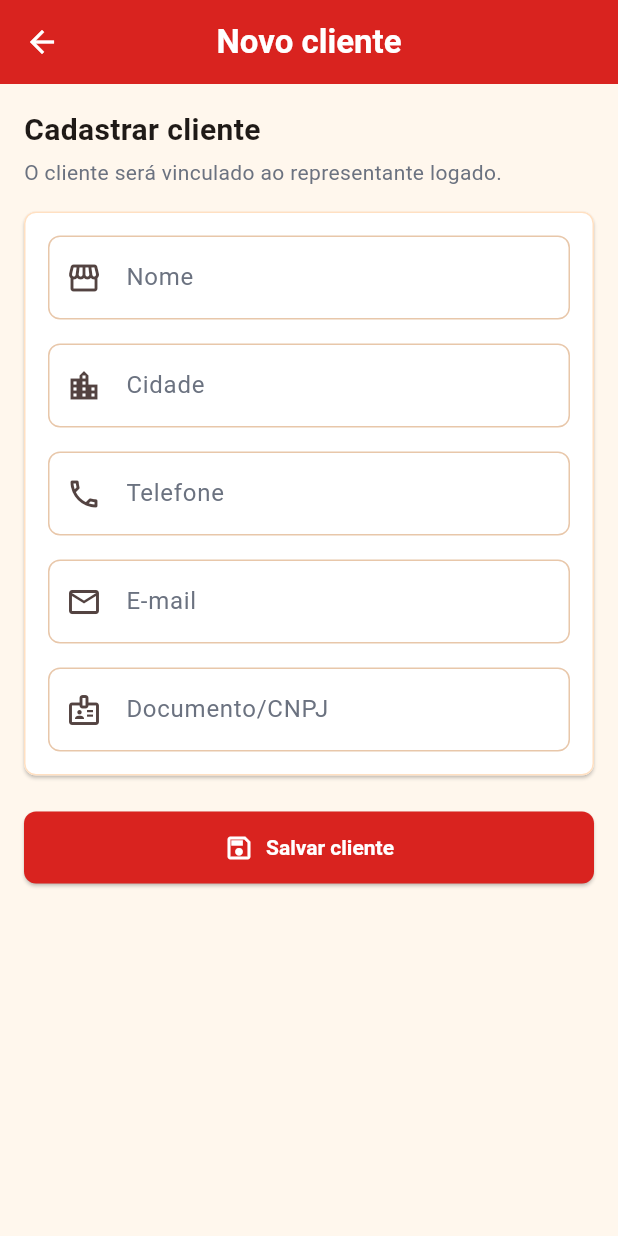
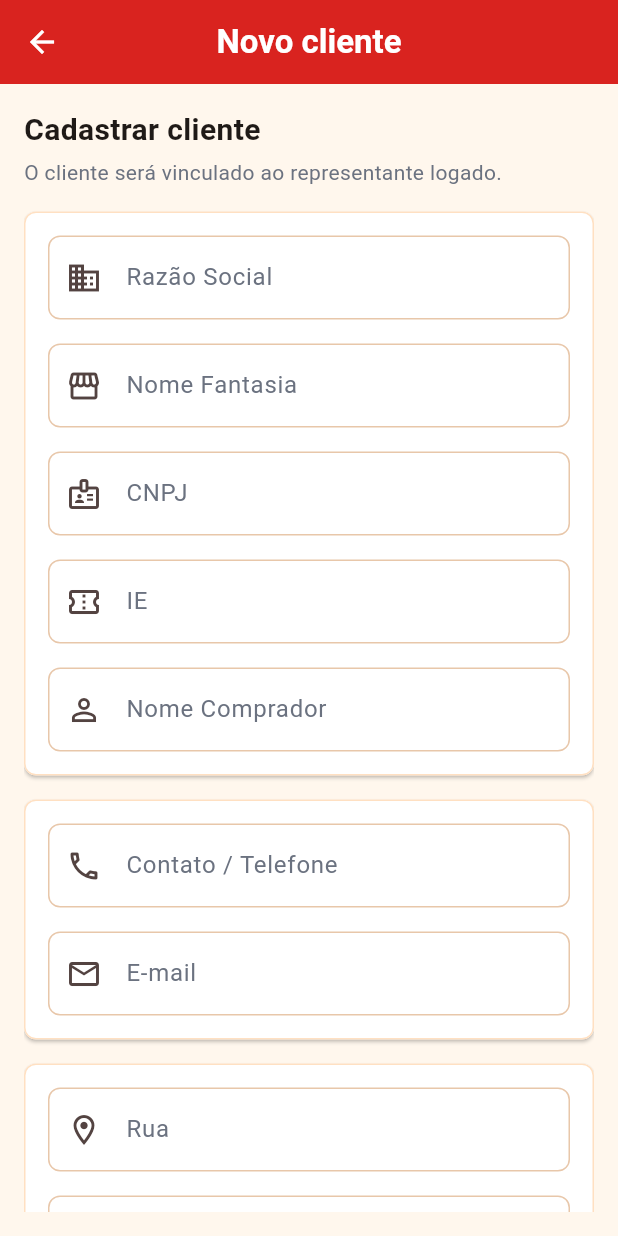
Before and after one commit to KaueMagnus/biscoitos-kaue-mobile, a Flutter app: the NovoClienteScreen screen opened directly, on a phone screen of 412 x 824 dp. Run offline on Flutter 3.47's test engine with Material 3 defaults, Android fonts, the phone set to English and light mode, and no system bars; our stand-ins replace dio, shared_preferences; accounts and stored records are empty.

Commit message:
feat: update client registration fields

```diff
--- a/lib/models/cliente.dart
+++ b/lib/models/cliente.dart
@@ -5,6 +5,17 @@ class Cliente {
   final String? telefone;
   final String? email;
   final String? documento;
+
+  final String? razaoSocial;
+  final String? nomeFantasia;
+  final String? cnpj;
+  final String? inscricaoEstadual;
+  final String? nomeComprador;
+  final String? rua;
+  final String? bairro;
+  final String? estado;
+  final String? cep;
+
   final bool ativo;
 
   Cliente({
@@ -14,18 +25,40 @@ class Cliente {
     this.telefone,
     this.email,
     this.documento,
+    this.razaoSocial,
+    this.nomeFantasia,
+    this.cnpj,
+    this.inscricaoEstadual,
+    this.nomeComprador,
+    this.rua,
+    this.bairro,
+    this.estado,
+    this.cep,
     required this.ativo,
   });
 
   factory Cliente.fromJson(Map<String, dynamic> json) {
     return Cliente(
-      id: json['id'],
-      nome: json['nome'],
-      cidade: json['cidade'],
+      id: (json['id'] as num).toInt(),
+      nome:
+      json['nome'] ??
+          json['nomeFantasia'] ??
+          json['razaoSocial'] ??
+          'Cliente sem nome',
+      cidade: json['cidade'] ?? '',
       telefone: json['telefone'],
       email: json['email'],
       documento: json['documento'],
-      ativo: json['ativo'],
+      razaoSocial: json['razaoSocial'],
+      nomeFantasia: json['nomeFantasia'],
+      cnpj: json['cnpj'],
+      inscricaoEstadual: json['inscricaoEstadual'],
+      nomeComprador: json['nomeComprador'],
+      rua: json['rua'],
+      bairro: json['bairro'],
+      estado: json['estado'],
+      cep: json['cep'],
+      ativo: json['ativo'] ?? true,
     );
   }
 }
--- a/lib/models/cliente_request.dart
+++ b/lib/models/cliente_request.dart
@@ -1,16 +1,35 @@
 class ClienteRequest {
-  final String nome;
-  final String cidade;
+  final String? nome;
+  final String? cidade;
   final String? telefone;
   final String? email;
   final String? documento;
 
+  final String? razaoSocial;
+  final String? nomeFantasia;
+  final String? cnpj;
+  final String? inscricaoEstadual;
+  final String? nomeComprador;
+  final String? rua;
+  final String? bairro;
+  final String? estado;
+  final String? cep;
+
   ClienteRequest({
-    required this.nome,
-    required this.cidade,
+    this.nome,
+    this.cidade,
     this.telefone,
     this.email,
     this.documento,
+    this.razaoSocial,
+    this.nomeFantasia,
+    this.cnpj,
+    this.inscricaoEstadual,
+    this.nomeComprador,
+    this.rua,
+    this.bairro,
+    this.estado,
+    this.cep,
   });
 
   Map<String, dynamic> toJson() {
@@ -20,6 +39,15 @@ class ClienteRequest {
       'telefone': telefone,
       'email': email,
       'documento': documento,
+      'razaoSocial': razaoSocial,
+      'nomeFantasia': nomeFantasia,
+      'cnpj': cnpj,
+      'inscricaoEstadual': inscricaoEstadual,
+      'nomeComprador': nomeComprador,
+      'rua': rua,
+      'bairro': bairro,
+      'estado': estado,
+      'cep': cep,
     };
   }
 }
--- a/lib/screens/clientes/novo_cliente_screen.dart
+++ b/lib/screens/clientes/novo_cliente_screen.dart
@@ -1,4 +1,5 @@
 import 'package:flutter/material.dart';
+import 'package:flutter/services.dart';
 import 'package:provider/provider.dart';
 
 import '../../providers/cliente_provider.dart';
@@ -16,25 +17,68 @@ class NovoClienteScreen extends StatefulWidget {
 
 class _NovoClienteScreenState extends State<NovoClienteScreen> {
   final _formKey = GlobalKey<FormState>();
-  final _nomeController = TextEditingController();
-  final _cidadeController = TextEditingController();
+
+  final _razaoSocialController = TextEditingController();
+  final _nomeFantasiaController = TextEditingController();
+  final _cnpjController = TextEditingController();
+  final _inscricaoEstadualController = TextEditingController();
+  final _nomeCompradorController = TextEditingController();
+
   final _telefoneController = TextEditingController();
   final _emailController = TextEditingController();
-  final _documentoController = TextEditingController();
+
+  final _ruaController = TextEditingController();
+  final _bairroController = TextEditingController();
+  final _cidadeController = TextEditingController();
+  final _estadoController = TextEditingController();
+  final _cepController = TextEditingController();
 
   @override
   void dispose() {
-    _nomeController.dispose();
-    _cidadeController.dispose();
+    _razaoSocialController.dispose();
+    _nomeFantasiaController.dispose();
+    _cnpjController.dispose();
+    _inscricaoEstadualController.dispose();
+    _nomeCompradorController.dispose();
     _telefoneController.dispose();
     _emailController.dispose();
-    _documentoController.dispose();
+    _ruaController.dispose();
+    _bairroController.dispose();
+    _cidadeController.dispose();
+    _estadoController.dispose();
+    _cepController.dispose();
     super.dispose();
   }
 
   String? _validarObrigatorio(String? valor, String campo) {
     if (valor == null || valor.trim().isEmpty) {
       return '$campo é obrigatório.';
+    }
+
+    return null;
+  }
+
+  String? _validarEstado(String? valor) {
+    if (valor == null || valor.trim().isEmpty) {
+      return 'Estado é obrigatório.';
+    }
+
+    if (valor.trim().length != 2) {
+      return 'Use a sigla do estado. Ex: SC';
+    }
+
+    return null;
+  }
+
+  String? _validarEmailOpcional(String? valor) {
+    final texto = valor?.trim() ?? '';
+
+    if (texto.isEmpty) {
+      return null;
+    }
+
+    if (!texto.contains('@') || !texto.contains('.')) {
+      return 'Informe um e-mail válido.';
     }
 
     return null;
@@ -52,17 +96,26 @@ class _NovoClienteScreenState extends State<NovoClienteScreen> {
 
   Future<void> _salvarCliente() async {
     final formValido = _formKey.currentState?.validate() ?? false;
+
     if (!formValido) {
       return;
     }
 
     final clienteProvider = context.read<ClienteProvider>();
+
     final sucesso = await clienteProvider.cadastrarCliente(
-      nome: _nomeController.text.trim(),
+      razaoSocial: _razaoSocialController.text.trim(),
+      nomeFantasia: _nomeFantasiaController.text.trim(),
+      cnpj: _cnpjController.text.trim(),
+      inscricaoEstadual: _textoOpcional(_inscricaoEstadualController.text),
+      nomeComprador: _textoOpcional(_nomeCompradorController.text),
+      telefone: _telefoneController.text.trim(),
+      email: _textoOpcional(_emailController.text),
+      rua: _textoOpcional(_ruaController.text),
+      bairro: _textoOpcional(_bairroController.text),
       cidade: _cidadeController.text.trim(),
-      telefone: _textoOpcional(_telefoneController.text),
-      email: _textoOpcional(_emailController.text),
-      documento: _textoOpcional(_documentoController.text),
+      estado: _estadoController.text.trim().toUpperCase(),
+      cep: _textoOpcional(_cepController.text),
     );
 
     if (!mounted) return;
@@ -95,35 +148,78 @@ class _NovoClienteScreenState extends State<NovoClienteScreen> {
                 subtitle: 'O cliente será vinculado ao representante logado.',
               ),
               const SizedBox(height: 16),
+
               AppCard(
                 child: Column(
                   children: [
                     TextFormField(
-                      controller: _nomeController,
+                      controller: _razaoSocialController,
                       decoration: const InputDecoration(
-                        labelText: 'Nome',
-                        prefixIcon: Icon(Icons.storefront_outlined),
+                        labelText: 'Razão Social',
+                        prefixIcon: Icon(Icons.business_outlined),
                       ),
-                      validator: (valor) => _validarObrigatorio(valor, 'Nome'),
+                      textCapitalization: TextCapitalization.words,
+                      validator: (valor) =>
+                          _validarObrigatorio(valor, 'Razão Social'),
                     ),
                     const SizedBox(height: 16),
                     TextFormField(
-                      controller: _cidadeController,
+                      controller: _nomeFantasiaController,
                       decoration: const InputDecoration(
-                        labelText: 'Cidade',
-                        prefixIcon: Icon(Icons.location_city_outlined),
+                        labelText: 'Nome Fantasia',
+                        prefixIcon: Icon(Icons.storefront_outlined),
                       ),
+                      textCapitalization: TextCapitalization.words,
                       validator: (valor) =>
-                          _validarObrigatorio(valor, 'Cidade'),
+                          _validarObrigatorio(valor, 'Nome Fantasia'),
                     ),
                     const SizedBox(height: 16),
                     TextFormField(
+                      controller: _cnpjController,
+                      decoration: const InputDecoration(
+                        labelText: 'CNPJ',
+                        prefixIcon: Icon(Icons.badge_outlined),
+                      ),
+                      keyboardType: TextInputType.text,
+                      validator: (valor) =>
+                          _validarObrigatorio(valor, 'CNPJ'),
+                    ),
+                    const SizedBox(height: 16),
+                    TextFormField(
+                      controller: _inscricaoEstadualController,
+                      decoration: const InputDecoration(
+                        labelText: 'IE',
+                        prefixIcon: Icon(Icons.confirmation_number_outlined),
+                      ),
+                      keyboardType: TextInputType.text,
+                    ),
+                    const SizedBox(height: 16),
+                    TextFormField(
+                      controller: _nomeCompradorController,
+                      decoration: const InputDecoration(
+                        labelText: 'Nome Comprador',
+                        prefixIcon: Icon(Icons.person_outline),
+                      ),
+                      textCapitalization: TextCapitalization.words,
+                    ),
+                  ],
+                ),
+              ),
+
+              const SizedBox(height: 16),
+
+              AppCard(
+                child: Column(
+                  children: [
+                    TextFormField(
                       controller: _telefoneController,
                       decoration: const InputDecoration(
-                        labelText: 'Telefone',
+                        labelText: 'Contato / Telefone',
                         prefixIcon: Icon(Icons.phone_outlined),
                       ),
                       keyboardType: TextInputType.phone,
+                      validator: (valor) =>
+                          _validarObrigatorio(valor, 'Contato / Telefone'),
                     ),
                     const SizedBox(height: 16),
                     TextFormField(
@@ -133,19 +229,74 @@ class _NovoClienteScreenState extends State<NovoClienteScreen> {
                         prefixIcon: Icon(Icons.email_outlined),
                       ),
                       keyboardType: TextInputType.emailAddress,
-                    ),
-                    const SizedBox(height: 16),
-                    TextFormField(
-                      controller: _documentoController,
-                      decoration: const InputDecoration(
-                        labelText: 'Documento/CNPJ',
-                        prefixIcon: Icon(Icons.badge_outlined),
-                      ),
+                      validator: _validarEmailOpcional,
                     ),
                   ],
                 ),
               ),
+
+              const SizedBox(height: 16),
+
+              AppCard(
+                child: Column(
+                  children: [
+                    TextFormField(
+                      controller: _ruaController,
+                      decoration: const InputDecoration(
+                        labelText: 'Rua',
+                        prefixIcon: Icon(Icons.location_on_outlined),
+                      ),
+                      textCapitalization: TextCapitalization.words,
+                    ),
+                    const SizedBox(height: 16),
+                    TextFormField(
+                      controller: _bairroController,
+                      decoration: const InputDecoration(
+                        labelText: 'Bairro',
+                        prefixIcon: Icon(Icons.map_outlined),
+                      ),
+                      textCapitalization: TextCapitalization.words,
+                    ),
+                    const SizedBox(height: 16),
+                    TextFormField(
+                      controller: _cidadeController,
+                      decoration: const InputDecoration(
+                        labelText: 'Cidade',
+                        prefixIcon: Icon(Icons.location_city_outlined),
+                      ),
+                      textCapitalization: TextCapitalization.words,
+                      validator: (valor) =>
+                          _validarObrigatorio(valor, 'Cidade'),
+                    ),
+                    const SizedBox(height: 16),
+                    TextFormField(
+                      controller: _estadoController,
+                      decoration: const InputDecoration(
+                        labelText: 'Estado',
+                        hintText: 'SC',
+                        prefixIcon: Icon(Icons.flag_outlined),
+                      ),
+                      textCapitalization: TextCapitalization.characters,
+                      inputFormatters: [
+                        LengthLimitingTextInputFormatter(2),
+                      ],
+                      validator: _validarEstado,
+                    ),
+                    const SizedBox(height: 16),
+                    TextFormField(
+                      controller: _cepController,
+                      decoration: const InputDecoration(
+                        labelText: 'CEP',
+                        prefixIcon: Icon(Icons.markunread_mailbox_outlined),
+                      ),
+                      keyboardType: TextInputType.text,
+                    ),
+                  ],
+                ),
+              ),
+
               const SizedBox(height: 24),
+
               PrimaryButton(
                 label: 'Salvar cliente',
                 icon: Icons.save_outlined,
```
Also changed, not shown: lib/providers/cliente_provider.dart (+26 -7 lines), lib/providers/pedido_provider.dart (+28 -1 lines).
